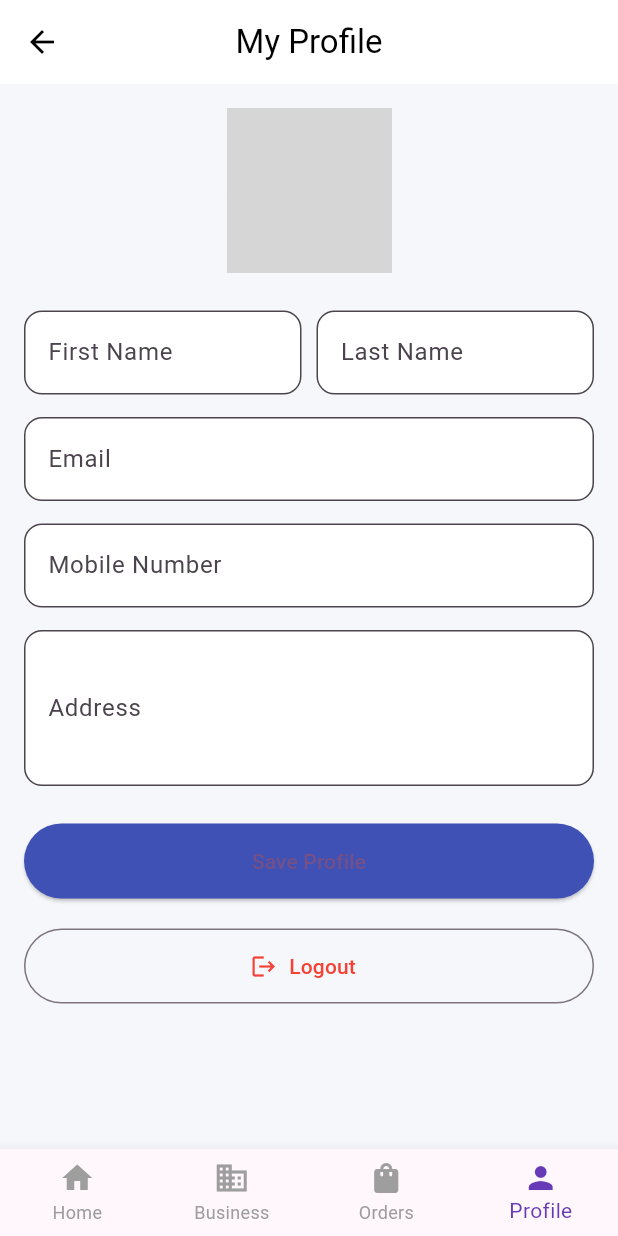
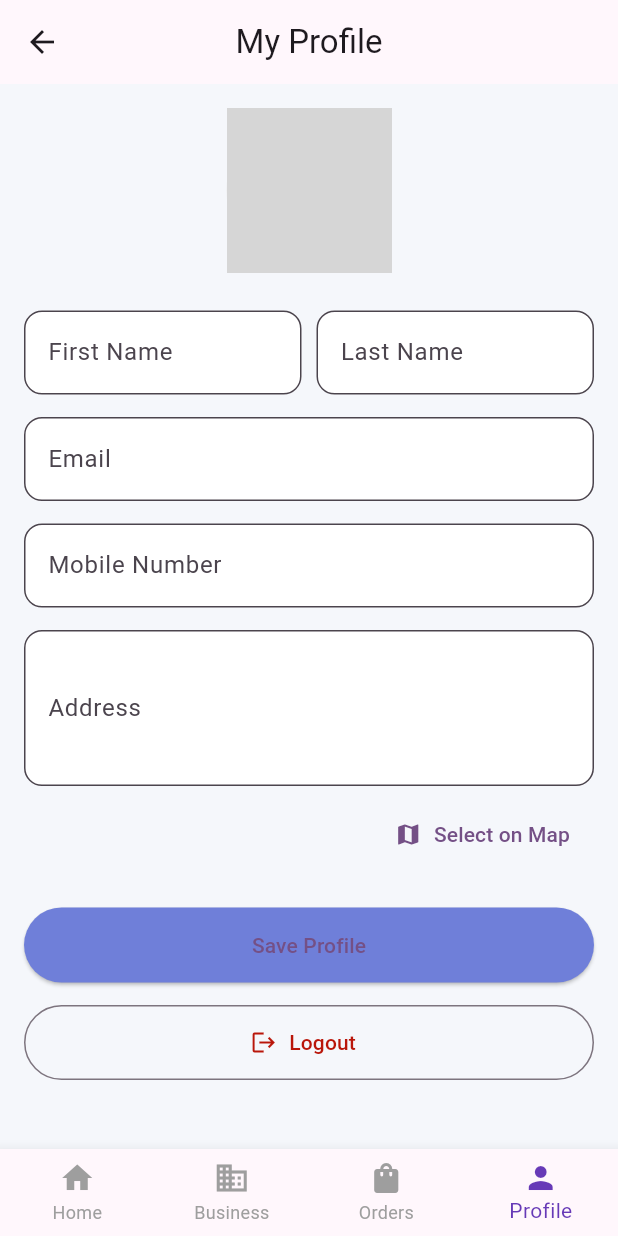
Before and after one commit to murkar321/callme, a Flutter app: the BottomNavPage screen opened by its route, item 4 of the bottom bar chosen, after a tap on the "edit" icon, on a phone screen of 412 x 824 dp. Run offline on Flutter 3.47's test engine with Material 3 defaults, Android fonts, the phone set to English and light mode, and no system bars; our stand-ins replace cloud_firestore, file_picker, firebase_auth, firebase_core, firebase_storage, fl_chart and 5 more; accounts and stored records are empty; grey boxes are pictures that could not be loaded.

Commit message:
submit
Co-authored-by: Copilot <copilot@github.com>

```diff
--- a/lib/provider/business_page.dart
+++ b/lib/provider/business_page.dart
@@ -1,16 +1,27 @@
 import 'package:flutter/material.dart';
 import 'package:cloud_firestore/cloud_firestore.dart';
 import 'package:firebase_auth/firebase_auth.dart';
+import 'package:geolocator/geolocator.dart';
+import 'package:geocoding/geocoding.dart';
 
 import 'package:callme/models/service_category.dart';
 import 'package:callme/widgets/category_card.dart';
 import 'package:callme/provider/service_provider_form.dart';
 import 'package:callme/provider/provider_dashboard.dart';
 
-class BusinessPage extends StatelessWidget {
-  BusinessPage({super.key});
+class BusinessPage extends StatefulWidget {
+  const BusinessPage({super.key});
 
-  final user = FirebaseAuth.instance.currentUser;
+  @override
+  State<BusinessPage> createState() => _BusinessPageState();
+}
+
+class _BusinessPageState extends State<BusinessPage> {
+
+  User? get user => FirebaseAuth.instance.currentUser;
+
+  String city = "";
+  bool loadingLocation = true;
 
   final List<ServiceCategory> businessCategories = [
     ServiceCategory(name: 'Salon', icon: Icons.content_cut),
@@ -24,72 +35,82 @@ class BusinessPage extends StatelessWidget {
     ServiceCategory(name: 'Civil', icon: Icons.construction),
   ];
 
-  /// ================= SERVICE TYPE MAP =================
+  @override
+  void initState() {
+    super.initState();
+    _getLocation();
+  }
 
+  /// 📍 FAST LOCATION (NON-BLOCKING)
+  Future<void> _getLocation() async {
+    try {
+      await Geolocator.requestPermission();
+
+      Position pos = await Geolocator.getCurrentPosition(
+          timeLimit: const Duration(seconds: 5));
+
+      List<Placemark> placemarks =
+          await placemarkFromCoordinates(
+              pos.latitude, pos.longitude);
+
+      setState(() {
+        city = placemarks.first.locality ?? "";
+        loadingLocation = false;
+      });
+    } catch (e) {
+      loadingLocation = false;
+    }
+  }
+
+  /// ================= SERVICE TYPE =================
   String _getServiceType(String name) {
     switch (name) {
       case "Educational Services":
         return "education";
-      case "Salon":
-        return "salon";
-      case "Cleaning":
-        return "cleaning";
-      case "Plumbing":
-        return "plumbing";
-      case "Hotel":
-        return "hotel";
-      case "Resort":
-        return "resort";
-      case "Laundry":
-        return "laundry";
-      case "Water":
-        return "water";
-      case "Civil":
-        return "civil";
       default:
         return name.toLowerCase();
     }
   }
 
   /// ================= MESSAGE =================
-
   void _showMessage(BuildContext context, String msg) {
-    ScaffoldMessenger.of(context).showSnackBar(
-      SnackBar(content: Text(msg)),
-    );
+    ScaffoldMessenger.of(context)
+        .showSnackBar(SnackBar(content: Text(msg)));
   }
 
-  /// ================= MAIN TAP LOGIC =================
-
+  /// ================= MAIN TAP =================
   void _handleTap(
       BuildContext context,
       ServiceCategory service,
       Map<String, dynamic>? provider,
       ) {
+
     final serviceType = _getServiceType(service.name);
 
-    /// ❌ NOT REGISTERED
+    if (user == null) {
+      _showMessage(context, "Please login to continue");
+      return;
+    }
+
     if (provider == null) {
       _showProviderTypeSelector(context, service);
       return;
     }
 
     final status = provider['status'] ?? "pending";
-    final rejectReason = provider['rejectReason'] ?? "No reason provided";
+    final rejectReason =
+        provider['rejectReason'] ?? "No reason provided";
 
-    /// ⏳ PENDING
     if (status == "pending") {
-      _showMessage(context, "⏳ Your application is under review");
+      _showMessage(context, "⏳ Under review");
       return;
     }
 
-    /// ❌ REJECTED
     if (status == "rejected") {
       _showRejectedDialog(context, service, rejectReason);
       return;
     }
 
-    /// ✅ APPROVED → PROVIDER DASHBOARD
     if (status == "approved") {
       Navigator.push(
         context,
@@ -97,7 +118,8 @@ class BusinessPage extends StatelessWidget {
           builder: (_) => BusinessDashboardPage(
             providerId: provider['providerId'] ?? "",
             businessName:
-                provider['business']?['businessName'] ?? "My Business",
+                provider['business']?['businessName'] ??
+                    "My Business",
             serviceType: serviceType,
           ),
         ),
@@ -105,8 +127,7 @@ class BusinessPage extends StatelessWidget {
     }
   }
 
-  /// ================= REJECTED DIALOG =================
-
+  /// ================= REJECTED =================
   void _showRejectedDialog(
       BuildContext context,
       ServiceCategory service,
@@ -115,24 +136,8 @@ class BusinessPage extends StatelessWidget {
     showDialog(
       context: context,
       builder: (_) => AlertDialog(
-        title: const Text("Application Rejected ❌"),
-        content: Column(
-          mainAxisSize: MainAxisSize.min,
-          crossAxisAlignment: CrossAxisAlignment.start,
-          children: [
-            const Text("Your application was rejected."),
-
-            const SizedBox(height: 10),
-
-            Text(
-              "Reason: $reason",
-              style: const TextStyle(
-                fontWeight: FontWeight.bold,
-                color: Colors.red,
-              ),
-            ),
-          ],
-        ),
+        title: const Text("Rejected ❌"),
+        content: Text("Reason: $reason"),
         actions: [
           TextButton(
             onPressed: () {
@@ -146,8 +151,7 @@ class BusinessPage extends StatelessWidget {
     );
   }
 
-  /// ================= PROVIDER TYPE SELECTOR =================
-
+  /// ================= TYPE SELECTOR =================
   void _showProviderTypeSelector(
       BuildContext context,
       ServiceCategory service,
@@ -155,7 +159,8 @@ class BusinessPage extends StatelessWidget {
     showModalBottomSheet(
       context: context,
       shape: const RoundedRectangleBorder(
-        borderRadius: BorderRadius.vertical(top: Radius.circular(22)),
+        borderRadius:
+        BorderRadius.vertical(top: Radius.circular(22)),
       ),
       builder: (_) {
         return Padding(
@@ -163,16 +168,10 @@ class BusinessPage extends StatelessWidget {
           child: Column(
             mainAxisSize: MainAxisSize.min,
             children: [
-              const SizedBox(height: 10),
-
-              Text(
-                "Register as ${service.name}",
+              Text("Register as ${service.name}",
                   style: const TextStyle(
                       fontSize: 18,
-                  fontWeight: FontWeight.bold,
-                ),
-              ),
-
+                      fontWeight: FontWeight.bold)),
               const SizedBox(height: 20),
 
               _typeTile(context, service, "Individual", Icons.person),
@@ -192,12 +191,8 @@ class BusinessPage extends StatelessWidget {
       IconData icon,
       ) {
     return ListTile(
-      leading: CircleAvatar(
-        backgroundColor: Colors.blue.withOpacity(0.1),
-        child: Icon(icon, color: Colors.blue),
-      ),
+      leading: Icon(icon),
       title: Text(type),
-      trailing: const Icon(Icons.arrow_forward_ios, size: 16),
       onTap: () {
         Navigator.pop(context);
 
@@ -215,7 +210,6 @@ class BusinessPage extends StatelessWidget {
   }
 
   /// ================= UI =================
-
   @override
   Widget build(BuildContext context) {
     final size = MediaQuery.of(context).size;
@@ -225,10 +219,8 @@ class BusinessPage extends StatelessWidget {
 
       appBar: AppBar(
         backgroundColor: Colors.white,
-        title: const Text(
-          "Become a Provider",
-          style: TextStyle(color: Colors.black),
-        ),
+        title: const Text("Become a Provider",
+            style: TextStyle(color: Colors.black)),
         centerTitle: true,
       ),
 
@@ -242,27 +234,15 @@ class BusinessPage extends StatelessWidget {
             padding: const EdgeInsets.all(18),
             decoration: BoxDecoration(
               gradient: LinearGradient(
-                colors: [Colors.blue.shade500, Colors.purple.shade400],
+                colors: [Colors.blue, Colors.purple],
               ),
               borderRadius: BorderRadius.circular(16),
             ),
-            child: const Column(
-              crossAxisAlignment: CrossAxisAlignment.start,
-              children: [
-                Text(
-                  "Start Your Business 🚀",
-                  style: TextStyle(
-                    color: Colors.white,
-                    fontSize: 18,
-                    fontWeight: FontWeight.bold,
-                  ),
-                ),
-                SizedBox(height: 6),
-                Text(
-                  "Register your service and start earning.",
-                  style: TextStyle(color: Colors.white70),
-                ),
-              ],
+            child: Text(
+              loadingLocation
+                  ? "Detecting location..."
+                  : "Available in $city",
+              style: const TextStyle(color: Colors.white),
             ),
           ),
 
@@ -270,13 +250,10 @@ class BusinessPage extends StatelessWidget {
             padding: EdgeInsets.symmetric(horizontal: 16),
             child: Align(
               alignment: Alignment.centerLeft,
-              child: Text(
-                "Select Service Category",
+              child: Text("Select Service Category",
                   style: TextStyle(
                       fontSize: 16,
-                  fontWeight: FontWeight.w600,
-                ),
-              ),
+                      fontWeight: FontWeight.w600)),
             ),
           ),
 
@@ -287,22 +264,40 @@ class BusinessPage extends StatelessWidget {
             child: GridView.builder(
               padding: const EdgeInsets.all(12),
               itemCount: businessCategories.length,
-              gridDelegate: SliverGridDelegateWithFixedCrossAxisCount(
+              gridDelegate:
+              SliverGridDelegateWithFixedCrossAxisCount(
                 crossAxisCount: size.width < 600 ? 2 : 3,
                 crossAxisSpacing: 12,
                 mainAxisSpacing: 12,
-                childAspectRatio: 1,
               ),
 
               itemBuilder: (_, i) {
                 final category = businessCategories[i];
-                final serviceType = _getServiceType(category.name);
+                final serviceType =
+                _getServiceType(category.name);
 
+                /// ✅ GUEST → NO STREAM
+                if (user == null) {
+                  return GestureDetector(
+                    onTap: () =>
+                        _handleTap(context, category, null),
+                    child: CategoryCard(
+                      name: category.name,
+                      icon: category.icon,
+                      showName: true,
+                      imagePath: '',
+                    ),
+                  );
+                }
+
+                /// ✅ USER → STREAM SAFE
                 return StreamBuilder<QuerySnapshot>(
                   stream: FirebaseFirestore.instance
                       .collection("providers")
-                      .where("userId", isEqualTo: user!.uid)
-                      .where("serviceType", isEqualTo: serviceType)
+                      .where("userId",
+                      isEqualTo: user?.uid)
+                      .where("serviceType",
+                      isEqualTo: serviceType)
                       .limit(1)
                       .snapshots(),
 
@@ -317,9 +312,8 @@ class BusinessPage extends StatelessWidget {
                     }
 
                     return GestureDetector(
-                      onTap: () =>
-                          _handleTap(context, category, provider),
-
+                      onTap: () => _handleTap(
+                          context, category, provider),
                       child: CategoryCard(
                         name: category.name,
                         icon: category.icon,
--- a/lib/screens/bottom_nav_page.dart
+++ b/lib/screens/bottom_nav_page.dart
@@ -27,8 +27,8 @@ class _BottomNavPageState extends State<BottomNavPage> {
   bool isAdmin = false;
   bool isGuest = false;
 
-  late List<Widget> _screens;
-  late List<BottomNavigationBarItem> _items;
+  List<Widget> _screens = [];
+  List<BottomNavigationBarItem> _items = [];
 
   @override
   void initState() {
@@ -36,54 +36,53 @@ class _BottomNavPageState extends State<BottomNavPage> {
     _initUserRole();
   }
 
-  /// 🔥 INIT ROLE (REALTIME SAFE)
+  /// 🔥 INIT ROLE
   void _initUserRole() {
     final user = FirebaseAuth.instance.currentUser;
 
     isGuest = user == null;
 
-    /// ✅ ADMIN CHECK (SAFE)
-    isAdmin = (user?.email ?? "")
-            .toLowerCase()
-            .trim() ==
+    isAdmin = (user?.email ?? "").toLowerCase().trim() ==
         "allinonecallme@gmail.com";
 
     debugPrint("User Email: ${user?.email}");
+    debugPrint("Is Guest: $isGuest");
     debugPrint("Is Admin: $isAdmin");
 
     _buildNav();
   }
 
-  /// 🔥 BUILD NAV (NO CONST LIST)
+  /// 🔥 BUILD NAV
   void _buildNav() {
 
+    /// ✅ COMMON SCREENS (ALL USERS INCLUDING GUEST)
     _screens = [
       const HomePage(),
-      BusinessPage(),
+      BusinessPage(), // 👈 ALWAYS visible
       MyOrdersPage(phone: widget.userPhone),
       ProfilePage(phone: widget.userPhone),
     ];
 
-    _items = [
-      const BottomNavigationBarItem(
+    _items = const [
+      BottomNavigationBarItem(
         icon: Icon(Icons.home),
         label: "Home",
       ),
-      const BottomNavigationBarItem(
+      BottomNavigationBarItem(
         icon: Icon(Icons.business),
         label: "Business",
       ),
-      const BottomNavigationBarItem(
+      BottomNavigationBarItem(
         icon: Icon(Icons.shopping_bag),
         label: "Orders",
       ),
-      const BottomNavigationBarItem(
+      BottomNavigationBarItem(
         icon: Icon(Icons.person),
         label: "Profile",
       ),
     ];
 
-    /// 👑 ADMIN ACCESS
+    /// 👑 ADMIN EXTRA TAB
     if (isAdmin) {
       _screens.add(AdminDashboard());
       _items.add(
@@ -100,7 +99,7 @@ class _BottomNavPageState extends State<BottomNavPage> {
   @override
   Widget build(BuildContext context) {
 
-    /// ⏳ LOADING SAFE
+    /// ⏳ SAFE LOADING
     if (_screens.isEmpty) {
       return const Scaffold(
         body: Center(child: CircularProgressIndicator()),
--- a/lib/screens/profile_page.dart
+++ b/lib/screens/profile_page.dart
@@ -5,13 +5,12 @@ import 'package:firebase_auth/firebase_auth.dart';
 import 'package:cloud_firestore/cloud_firestore.dart';
 import 'package:google_sign_in/google_sign_in.dart';
 
+import 'map_picker_page.dart'; // ✅ your existing map page
+
 class ProfilePage extends StatefulWidget {
-  final String phone; // ✅ FIXED
+  final String phone;
 
-  const ProfilePage({
-    super.key,
-    required this.phone,
-  });
+  const ProfilePage({super.key, required this.phone});
 
   @override
   State<ProfilePage> createState() => _ProfilePageState();
@@ -30,6 +29,8 @@ class _ProfilePageState extends State<ProfilePage> {
   final firestore = FirebaseFirestore.instance;
 
   File? _image;
+  String? _networkImage;
+
   bool isLoading = false;
 
   @override
@@ -42,30 +43,42 @@ class _ProfilePageState extends State<ProfilePage> {
   Future<void> loadUserData() async {
     try {
       if (user != null) {
+        /// 🔥 GOOGLE AUTO-FILL
+        emailController.text = user!.email ?? "";
+        phoneController.text = widget.phone;
+
+        if (user!.displayName != null) {
+          final parts = user!.displayName!.split(" ");
+          firstNameController.text = parts.first;
+          if (parts.length > 1) {
+            lastNameController.text = parts.sublist(1).join(" ");
+          }
+        }
+
+        if (user!.photoURL != null) {
+          _networkImage = user!.photoURL;
+        }
+
+        /// 🔄 FIRESTORE DATA (override if exists)
         final doc =
             await firestore.collection('users').doc(user!.uid).get();
 
         if (doc.exists) {
           final data = doc.data()!;
 
-          firstNameController.text = data['firstName'] ?? "";
-          lastNameController.text = data['lastName'] ?? "";
-          emailController.text =
-              data['email'] ?? user!.email ?? "";
-          phoneController.text =
-              data['phone'] ?? widget.phone;
+          firstNameController.text =
+              data['firstName'] ?? firstNameController.text;
+          lastNameController.text =
+              data['lastName'] ?? lastNameController.text;
           addressController.text = data['address'] ?? "";
-        } else {
-          /// fallback
-          emailController.text = user!.email ?? "";
-          phoneController.text = widget.phone;
         }
       } else {
-        /// if no firebase auth (phone login/manual)
         phoneController.text = widget.phone;
       }
+
+      setState(() {});
     } catch (e) {
-      debugPrint("Load user error: $e");
+      debugPrint("Load error: $e");
     }
   }
 
@@ -77,18 +90,34 @@ class _ProfilePageState extends State<ProfilePage> {
     if (picked != null) {
       setState(() {
         _image = File(picked.path);
+        _networkImage = null; // override google image
       });
     }
   }
 
-  /// ================= SAVE PROFILE =================
+  /// ================= OPEN MAP =================
+  Future<void> openMap() async {
+    final result = await Navigator.push(
+      context,
+      MaterialPageRoute(
+        builder: (_) => const MapPickerPage(),
+      ),
+    );
+
+    if (result != null && result is String) {
+      setState(() {
+        addressController.text = result;
+      });
+    }
+  }
+
+  /// ================= SAVE =================
   Future<void> saveProfile() async {
     if (!_formKey.currentState!.validate()) return;
 
     try {
       setState(() => isLoading = true);
 
-      /// 🔥 use uid if available else phone
       final docId = user?.uid ?? widget.phone;
 
       await firestore.collection('users').doc(docId).set({
@@ -97,8 +126,6 @@ class _ProfilePageState extends State<ProfilePage> {
         'email': emailController.text.trim(),
         'phone': phoneController.text.trim(),
         'address': addressController.text.trim(),
-
-        /// (future ready)
         'updatedAt': FieldValue.serverTimestamp(),
       }, SetOptions(merge: true));
 
@@ -116,20 +143,10 @@ class _ProfilePageState extends State<ProfilePage> {
 
   /// ================= LOGOUT =================
   Future<void> logout() async {
-    try {
-      await FirebaseAuth.instance.signOut();
-      await GoogleSignIn().signOut();
+    await FirebaseAuth.instance.signOut();
+    await GoogleSignIn().signOut();
 
-      Navigator.pushNamedAndRemoveUntil(
-        context,
-        '/',
-        (route) => false,
-      );
-    } catch (e) {
-      ScaffoldMessenger.of(context).showSnackBar(
-        const SnackBar(content: Text("Logout Failed")),
-      );
-    }
+    Navigator.pushNamedAndRemoveUntil(context, '/', (route) => false);
   }
 
   @override
@@ -143,7 +160,6 @@ class _ProfilePageState extends State<ProfilePage> {
   }
 
   /// ================= UI =================
-
   @override
   Widget build(BuildContext context) {
     return Scaffold(
@@ -151,8 +167,6 @@ class _ProfilePageState extends State<ProfilePage> {
       appBar: AppBar(
         title: const Text("My Profile"),
         centerTitle: true,
-        backgroundColor: Colors.white,
-        foregroundColor: Colors.black,
       ),
       body: isLoading
           ? const Center(child: CircularProgressIndicator())
@@ -171,22 +185,21 @@ class _ProfilePageState extends State<ProfilePage> {
                           backgroundColor: Colors.grey.shade200,
                           backgroundImage: _image != null
                               ? FileImage(_image!)
-                              : const AssetImage("assets/user.jfif")
-                                  as ImageProvider,
+                              : _networkImage != null
+                                  ? NetworkImage(_networkImage!)
+                                  : const AssetImage("assets/user.jfif")
+                                      as ImageProvider,
                         ),
                         Positioned(
                           bottom: 0,
                           right: 0,
                           child: InkWell(
                             onTap: pickImage,
-                            child: Container(
-                              padding: const EdgeInsets.all(8),
-                              decoration: const BoxDecoration(
-                                color: Colors.indigo,
-                                shape: BoxShape.circle,
-                              ),
-                              child: const Icon(Icons.edit,
-                                  color: Colors.white, size: 18),
+                            child: const CircleAvatar(
+                              radius: 18,
+                              backgroundColor: Colors.indigo,
+                              child: Icon(Icons.edit,
+                                  color: Colors.white, size: 16),
                             ),
                           ),
                         )
@@ -199,7 +212,8 @@ class _ProfilePageState extends State<ProfilePage> {
                     Row(
                       children: [
                         Expanded(
-                          child: _field(firstNameController, "First Name"),
+                          child:
+                              _field(firstNameController, "First Name"),
                         ),
                         const SizedBox(width: 10),
                         Expanded(
@@ -222,8 +236,22 @@ class _ProfilePageState extends State<ProfilePage> {
 
                     const SizedBox(height: 15),
 
-                    /// ADDRESS
-                    _field(addressController, "Address", maxLines: 3),
+                    /// ADDRESS + MAP BUTTON
+                    Column(
+                      children: [
+                        _field(addressController, "Address", maxLines: 3),
+                        const SizedBox(height: 8),
+
+                        Align(
+                          alignment: Alignment.centerRight,
+                          child: TextButton.icon(
+                            onPressed: openMap,
+                            icon: const Icon(Icons.map),
+                            label: const Text("Select on Map"),
+                          ),
+                        ),
+                      ],
+                    ),
 
                     const SizedBox(height: 25),
 
@@ -234,13 +262,13 @@ class _ProfilePageState extends State<ProfilePage> {
                       child: ElevatedButton(
                         onPressed: saveProfile,
                         style: ElevatedButton.styleFrom(
-                          backgroundColor: Colors.indigo,
+                          backgroundColor: const Color.fromARGB(255, 111, 127, 217),
                         ),
                         child: const Text("Save Profile"),
                       ),
                     ),
 
-                    const SizedBox(height: 20),
+                    const SizedBox(height: 15),
 
                     /// LOGOUT
                     SizedBox(
@@ -248,9 +276,10 @@ class _ProfilePageState extends State<ProfilePage> {
                       height: 50,
                       child: OutlinedButton.icon(
                         onPressed: logout,
-                        icon: const Icon(Icons.logout, color: Colors.red),
+                        icon:
+                            const Icon(Icons.logout, color: Color.fromARGB(255, 185, 22, 10)),
                         label: const Text("Logout",
-                            style: TextStyle(color: Colors.red)),
+                            style: TextStyle(color: Color.fromARGB(255, 185, 22, 10))),
                       ),
                     ),
                   ],
```
Also changed, not shown: lib/provider/provider_dashboard.dart (+92 -35 lines), lib/provider/service_provider_form.dart (+137 -99 lines), 1 other file. Lines whose indentation alone changed are shown as unchanged.
